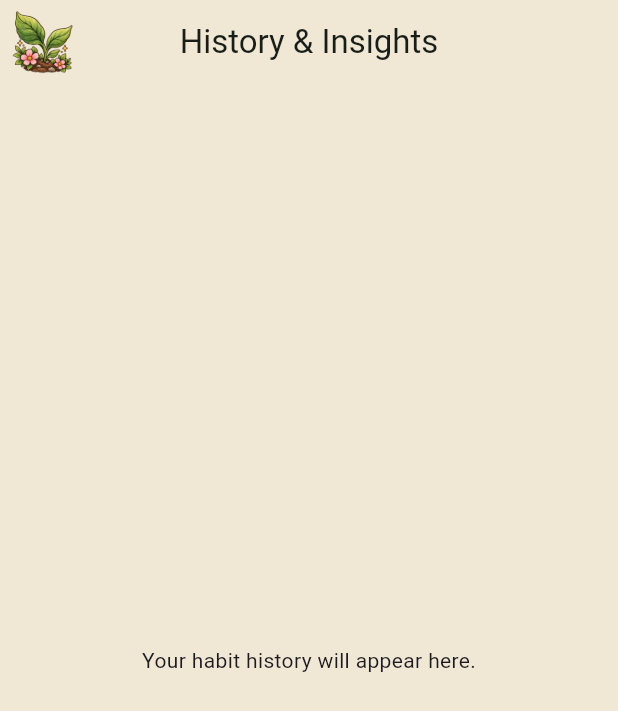
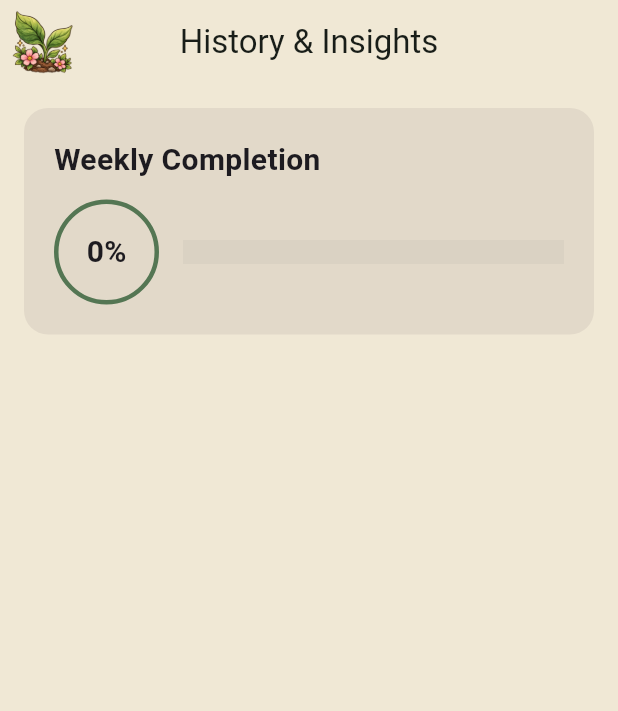
Before and after one commit to laprexious/habit-secret-garden-app, a Flutter app: the HistoryScreen screen opened directly, on a phone screen of 412 x 824 dp. Shown: the top 711 px of the screen. Run offline on Flutter 3.47's test engine with Material 3 defaults, Android fonts, the phone set to English and light mode, and no system bars; our stand-ins replace sqflite; accounts and stored records are empty.

Commit message:
Add history screen layout and database

```diff
--- a/lib/Screens/history_screen.dart
+++ b/lib/Screens/history_screen.dart
@@ -11,7 +11,27 @@ class HistoryScreen extends StatefulWidget {
 
 // screen main build
 class _HistoryScreenState extends State<HistoryScreen> {
+    late Future<Map<String, dynamic>> _historyFuture;
+    @override
+    void initState() {
+      super.initState();
+      _historyFuture = _loadHistoryData();
+    }
+// load history sql
+    Future<Map<String, dynamic>> _loadHistoryData() async {
+      final habits = await HabitDatabase.instance.getHabits();
+      final checkInCounts =
+          await HabitDatabase.instance.getWeeklyCheckInCounts();
+      final checkIns =
+          await HabitDatabase.instance.getRecentCheckIns();
+      return {
+        'habits': habits,
+        'checkInCounts': checkInCounts,
+        'checkIns': checkIns,
+      };
+    }
   @override
+  // same initial build as first two screens:
   Widget build(BuildContext context) {
     return Scaffold(
       appBar: AppBar(
@@ -30,8 +50,115 @@ class _HistoryScreenState extends State<HistoryScreen> {
         centerTitle: true,
         title: const Text('History & Insights'),
       ),
-      body: const Center(
-        child: Text('Your habit history will appear here.'),
+      // app body build
+      body: FutureBuilder<Map<String, dynamic>>(
+        future: _historyFuture,
+        builder: (context, snapshot) {
+          if (snapshot.connectionState == ConnectionState.waiting) {
+            return const Center(
+              child: CircularProgressIndicator(),
+            );
+          }
+          if (snapshot.hasError) {
+            return const Center(
+              child: Text('Unable to load your history.'),
+            );
+          }
+          final data = snapshot.data!;
+          final habits = data['habits'] as List<Map<String, dynamic>>;
+          final checkInCounts = data['checkInCounts'] as Map<int, int>;
+          final checkIns = data['checkIns'] as List<Map<String, dynamic>>;
+
+          // Weekly completion calculation (used from homescreen):
+          final totalTarget = habits.fold<int>(
+            0,
+            (sum, habit) => sum + (habit['weeklyTarget'] as int),
+          );
+          final totalCompleted = habits.fold<int>(
+            0,
+            (sum, habit) {
+              final habitId = habit['id'] as int;
+              final target = habit['weeklyTarget'] as int;
+              final completed = checkInCounts[habitId] ?? 0;
+              return sum + completed.clamp(0, target);
+            },
+          );
+          final weeklyProgress =
+              totalTarget == 0 ? 0.0 : totalCompleted / totalTarget;
+          final weeklyPercentage = (weeklyProgress * 100).round();
+          return Padding(
+            padding: const EdgeInsets.all(16),
+            child: Column(
+              children: [
+                // Weekly Completion card card UI (modeled using homescreen)
+                Container(
+                  padding: const EdgeInsets.all(20),
+                  decoration: BoxDecoration(
+                    color: const Color(0xFFE2D9C9),
+                    borderRadius: BorderRadius.circular(16),
+                  ),
+                  child: Column(
+                    crossAxisAlignment: CrossAxisAlignment.start,
+                    children: [
+                      const Text(
+                        'Weekly Completion',
+                        style: TextStyle(
+                          fontSize: 20,
+                          fontWeight: FontWeight.w600,
+                        ),
+                      ),
+                      const SizedBox(height: 12),
+                      Row(
+                        children: [
+                          Container(
+                            width: 70,
+                            height: 70,
+                            decoration: BoxDecoration(
+                              shape: BoxShape.circle,
+                              border: Border.all(
+                                color: const Color(0xFF547653),
+                                width: 3,
+                              ),
+                            ),
+                            child: Center(
+                              child: Text(
+                                '$weeklyPercentage%',
+                                style: const TextStyle(
+                                  fontSize: 20,
+                                  fontWeight: FontWeight.bold,
+                                ),
+                              ),
+                            ),
+                          ),
+                          const SizedBox(width: 16),
+                          Expanded(
+                            child: TweenAnimationBuilder<double>(
+                              tween: Tween<double>(
+                                begin: 0.0,
+                                end: weeklyProgress,
+                              ),
+                              duration: const Duration(milliseconds: 600),
+                              builder: (context, value, child) {
+                                return LinearProgressIndicator(
+                                  value: value,
+                                  minHeight: 16,
+                                  backgroundColor: const Color(0xFFDAD2C3),
+                                  valueColor: const AlwaysStoppedAnimation<Color>(
+                                    Color.fromARGB(255, 70, 139, 68),
+                                  ),
+                                );
+                              },
+                            ),
+                          ),
+                        ],
+                      ),
+                    ],
+                  ),
+                ),
+              ],
+            ),
+          );
+        },
       ),
     );
   }
--- a/lib/database/habit_database.dart
+++ b/lib/database/habit_database.dart
@@ -210,7 +210,35 @@ class HabitDatabase {
     return result.map((row) => row['checkInDate'] as String).toList();
   }
 
+  //HISTORY SCREEN LOGIC:
+    // get recent check-ins for history screen
+  Future<List<Map<String, dynamic>>> getRecentCheckIns() async {
+    final db = await instance.database;
+    // joined tabked by habit Id and order check ins from newest to oldest:
+    return await db.rawQuery('''
+      SELECT
+        check_ins.id AS id,
+        check_ins.habitId AS habitId,
+        check_ins.checkInDate AS checkInDate,
+        habits.name AS habitName
+      FROM check_ins
+      INNER JOIN habits ON check_ins.habitId = habits.id
+      ORDER BY check_ins.checkInDate DESC, check_ins.id DESC
+    ''');
+  }
+
+  // delete check in
+  Future<int> deleteCheckIn(int id) async {
+    final db = await instance.database;
+    // deletes selected [id] check-in
+    return await db.delete(
+      'check_ins',
+      where: 'id = ?',
+      whereArgs: [id],
+    );
+  }
   String _formatDate(DateTime date) {
     return '${date.year}-${date.month.toString().padLeft(2, '0')}-${date.day.toString().padLeft(2, '0')}';
   }
+
 }
```
